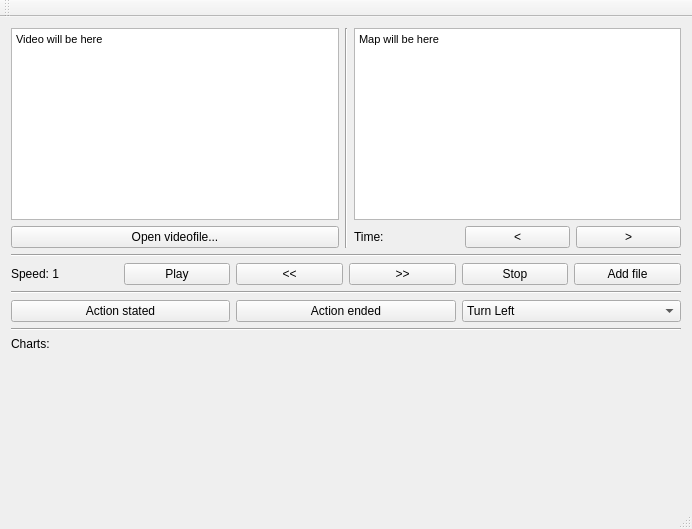
dkanafeev/action-labeling-road-defects, file mainwindow.ui: the form before one commit.
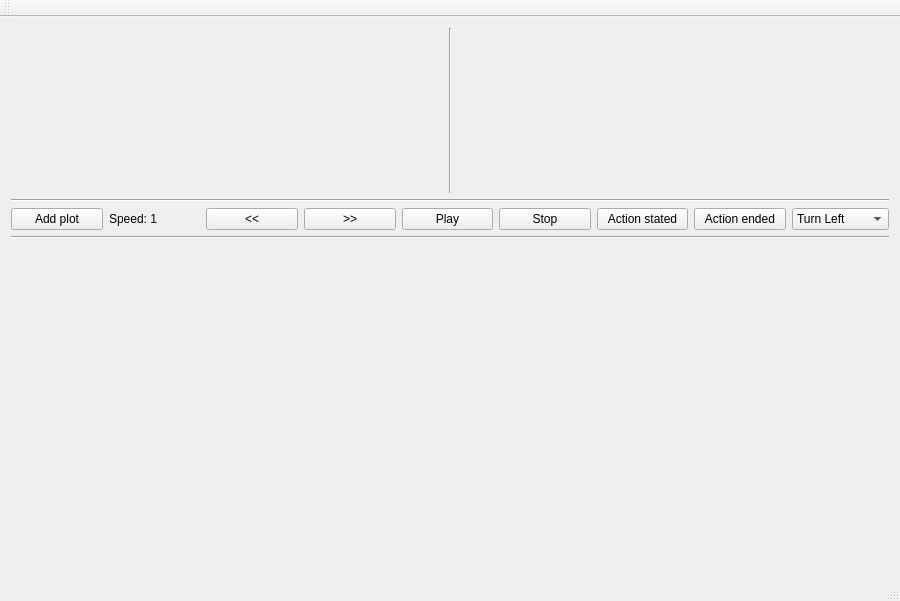
The form after the commit.

What changed in the file:
```diff
--- a/mainwindow.ui
+++ b/mainwindow.ui
@@ -6,8 +6,8 @@
    <rect>
     <x>0</x>
     <y>0</y>
-    <width>692</width>
-    <height>529</height>
+    <width>900</width>
+    <height>601</height>
    </rect>
   </property>
   <property name="sizePolicy">
@@ -18,8 +18,8 @@
   </property>
   <property name="minimumSize">
    <size>
-    <width>640</width>
-    <height>460</height>
+    <width>900</width>
+    <height>601</height>
    </size>
   </property>
   <property name="windowTitle">
@@ -39,55 +39,15 @@
         </property>
        </widget>
       </item>
-      <item row="3" column="0">
-       <widget class="Line" name="line_2">
-        <property name="orientation">
-         <enum>Qt::Horizontal</enum>
-        </property>
-       </widget>
-      </item>
-      <item row="4" column="0">
-       <layout class="QHBoxLayout" name="actionLayout">
-        <item>
-         <widget class="QPushButton" name="actionStartedButton">
-          <property name="text">
-           <string>Action stated</string>
-          </property>
-         </widget>
-        </item>
-        <item>
-         <widget class="QPushButton" name="actionEndedButton">
-          <property name="text">
-           <string>Action ended</string>
-          </property>
-         </widget>
-        </item>
-        <item>
-         <widget class="QComboBox" name="cmbox_actionType">
-          <item>
-           <property name="text">
-            <string>Turn Left</string>
-           </property>
-          </item>
-          <item>
-           <property name="text">
-            <string>Turn Right</string>
-           </property>
-          </item>
-          <item>
-           <property name="text">
-            <string>Acceleration</string>
-           </property>
-          </item>
-         </widget>
-        </item>
-       </layout>
-      </item>
       <item row="2" column="0">
-       <layout class="QHBoxLayout" name="playButtonLayout">
-        <property name="sizeConstraint">
-         <enum>QLayout::SetMinAndMaxSize</enum>
-        </property>
+       <layout class="QHBoxLayout" name="actionLayout">
+        <item>
+         <widget class="QPushButton" name="openButton">
+          <property name="text">
+           <string>Add plot</string>
+          </property>
+         </widget>
+        </item>
         <item>
          <widget class="QLabel" name="speedLabel">
           <property name="text">
@@ -95,13 +55,6 @@
           </property>
          </widget>
         </item>
-        <item>
-         <widget class="QPushButton" name="playButton">
-          <property name="text">
-           <string>Play</string>
-          </property>
-         </widget>
-        </item>
         <item>
          <widget class="QPushButton" name="speedDownButton">
           <property name="text">
@@ -116,6 +69,13 @@
           </property>
          </widget>
         </item>
+        <item>
+         <widget class="QPushButton" name="playButton">
+          <property name="text">
+           <string>Play</string>
+          </property>
+         </widget>
+        </item>
         <item>
          <widget class="QPushButton" name="stopButton">
           <property name="text">
@@ -124,87 +84,89 @@
          </widget>
         </item>
         <item>
-         <widget class="QPushButton" name="openButton">
+         <widget class="QPushButton" name="actionStartedButton">
           <property name="text">
-           <string>Add file</string>
+           <string>Action stated</string>
           </property>
          </widget>
         </item>
+        <item>
+         <widget class="QPushButton" name="actionEndedButton">
+          <property name="text">
+           <string>Action ended</string>
+          </property>
+         </widget>
+        </item>
+        <item>
+         <widget class="QComboBox" name="cmbox_actionType">
+          <item>
+           <property name="text">
+            <string>Turn Left</string>
+           </property>
+          </item>
+          <item>
+           <property name="text">
+            <string>Turn Right</string>
+           </property>
+          </item>
+          <item>
+           <property name="text">
+            <string>Acceleration</string>
+           </property>
+          </item>
+         </widget>
+        </item>
        </layout>
       </item>
       <item row="6" column="0">
        <layout class="QVBoxLayout" name="chartsLayout">
         <item>
-         <widget class="QLabel" name="chartsLabel">
-          <property name="sizePolicy">
-           <sizepolicy hsizetype="Minimum" vsizetype="Minimum">
-            <horstretch>0</horstretch>
-            <verstretch>0</verstretch>
-           </sizepolicy>
-          </property>
-          <property name="text">
-           <string>Charts:</string>
-          </property>
-         </widget>
-        </item>
-       </layout>
-      </item>
-      <item row="9" column="0">
-       <spacer name="verticalSpacer">
+         <spacer name="verticalSpacer_4">
         <property name="orientation">
          <enum>Qt::Vertical</enum>
         </property>
+          <property name="sizeType">
+           <enum>QSizePolicy::MinimumExpanding</enum>
+          </property>
         <property name="sizeHint" stdset="0">
          <size>
           <width>20</width>
-          <height>40</height>
+            <height>0</height>
          </size>
         </property>
        </spacer>
+        </item>
+       </layout>
       </item>
       <item row="0" column="0">
        <layout class="QHBoxLayout" name="mapVideoLayout">
         <item>
          <layout class="QVBoxLayout" name="videoLayout">
           <item>
-           <widget class="QTextEdit" name="videoView">
-            <property name="sizePolicy">
-             <sizepolicy hsizetype="Minimum" vsizetype="Minimum">
-              <horstretch>0</horstretch>
-              <verstretch>0</verstretch>
-             </sizepolicy>
+           <spacer name="verticalSpacer_3">
+            <property name="orientation">
+             <enum>Qt::Vertical</enum>
             </property>
-            <property name="minimumSize">
+            <property name="sizeHint" stdset="0">
              <size>
-              <width>0</width>
-              <height>0</height>
+              <width>20</width>
+              <height>40</height>
              </size>
             </property>
-            <property name="maximumSize">
-             <size>
-              <width>16777215</width>
-              <height>240</height>
-             </size>
-            </property>
-            <property name="html">
-             <string>&lt;!DOCTYPE HTML PUBLIC &quot;-//W3C//DTD HTML 4.0//EN&quot; &quot;http://www.w3.org/TR/REC-html40/strict.dtd&quot;&gt;
-&lt;html&gt;&lt;head&gt;&lt;meta name=&quot;qrichtext&quot; content=&quot;1&quot; /&gt;&lt;style type=&quot;text/css&quot;&gt;
-p, li { white-space: pre-wrap; }
-&lt;/style&gt;&lt;/head&gt;&lt;body style=&quot; font-family:'MS Shell Dlg 2'; font-size:8.25pt; font-weight:400; font-style:normal;&quot;&gt;
-&lt;p style=&quot; margin-top:0px; margin-bottom:0px; margin-left:0px; margin-right:0px; -qt-block-indent:0; text-indent:0px;&quot;&gt;Video will be here&lt;/p&gt;&lt;/body&gt;&lt;/html&gt;</string>
-            </property>
-           </widget>
+           </spacer>
           </item>
           <item>
-           <layout class="QHBoxLayout" name="horizontalLayout_2">
-            <item>
-             <widget class="QPushButton" name="openVideoButton">
-              <property name="text">
-               <string>Open videofile...</string>
-              </property>
-             </widget>
-            </item>
-           </layout>
+           <spacer name="horizontalSpacer_2">
+            <property name="orientation">
+             <enum>Qt::Horizontal</enum>
+            </property>
+            <property name="sizeHint" stdset="0">
+             <size>
+              <width>40</width>
+              <height>20</height>
+             </size>
+            </property>
+           </spacer>
           </item>
          </layout>
         </item>
@@ -218,70 +180,64 @@
         <item>
          <layout class="QVBoxLayout" name="verticalLayout">
           <item>
-           <widget class="QTextEdit" name="mapView">
-            <property name="sizePolicy">
-             <sizepolicy hsizetype="Minimum" vsizetype="Minimum">
-              <horstretch>0</horstretch>
-              <verstretch>0</verstretch>
-             </sizepolicy>
+           <spacer name="verticalSpacer_2">
+            <property name="orientation">
+             <enum>Qt::Vertical</enum>
             </property>
-            <property name="minimumSize">
+            <property name="sizeType">
+             <enum>QSizePolicy::MinimumExpanding</enum>
+            </property>
+            <property name="sizeHint" stdset="0">
              <size>
-              <width>0</width>
+              <width>20</width>
               <height>0</height>
              </size>
             </property>
-            <property name="maximumSize">
+           </spacer>
+          </item>
+          <item>
+           <spacer name="horizontalSpacer">
+            <property name="orientation">
+             <enum>Qt::Horizontal</enum>
+            </property>
+            <property name="sizeType">
+             <enum>QSizePolicy::MinimumExpanding</enum>
+            </property>
+            <property name="sizeHint" stdset="0">
              <size>
-              <width>16777215</width>
-              <height>240</height>
+              <width>40</width>
+              <height>20</height>
              </size>
             </property>
-            <property name="html">
-             <string>&lt;!DOCTYPE HTML PUBLIC &quot;-//W3C//DTD HTML 4.0//EN&quot; &quot;http://www.w3.org/TR/REC-html40/strict.dtd&quot;&gt;
-&lt;html&gt;&lt;head&gt;&lt;meta name=&quot;qrichtext&quot; content=&quot;1&quot; /&gt;&lt;style type=&quot;text/css&quot;&gt;
-p, li { white-space: pre-wrap; }
-&lt;/style&gt;&lt;/head&gt;&lt;body style=&quot; font-family:'MS Shell Dlg 2'; font-size:8.25pt; font-weight:400; font-style:normal;&quot;&gt;
-&lt;p style=&quot; margin-top:0px; margin-bottom:0px; margin-left:0px; margin-right:0px; -qt-block-indent:0; text-indent:0px;&quot;&gt;Map will be here&lt;/p&gt;&lt;/body&gt;&lt;/html&gt;</string>
-            </property>
-           </widget>
+           </spacer>
           </item>
-          <item>
-           <layout class="QHBoxLayout" name="horizontalLayout">
-            <item>
-             <widget class="QLabel" name="mapTimeLabel">
-              <property name="text">
-               <string>Time:</string>
-              </property>
-             </widget>
-            </item>
-            <item>
-             <widget class="QPushButton" name="mapNextRecButton">
-              <property name="text">
-               <string>&lt;</string>
-              </property>
-             </widget>
-            </item>
-            <item>
-             <widget class="QPushButton" name="mapPrevRecButton">
-              <property name="text">
-               <string>&gt;</string>
-              </property>
-             </widget>
-            </item>
            </layout>
           </item>
          </layout>
         </item>
-       </layout>
-      </item>
-      <item row="5" column="0">
+      <item row="3" column="0">
        <widget class="Line" name="line_3">
         <property name="orientation">
          <enum>Qt::Horizontal</enum>
         </property>
        </widget>
       </item>
+      <item row="9" column="0">
+       <spacer name="verticalSpacer">
+        <property name="orientation">
+         <enum>Qt::Vertical</enum>
+        </property>
+        <property name="sizeType">
+         <enum>QSizePolicy::MinimumExpanding</enum>
+        </property>
+        <property name="sizeHint" stdset="0">
+         <size>
+          <width>20</width>
+          <height>0</height>
+         </size>
+        </property>
+       </spacer>
+      </item>
      </layout>
     </item>
    </layout>
```
Left out of the diff: 12 changed lines with no effect on the pictures. Lines whose indentation alone changed are shown as unchanged.
